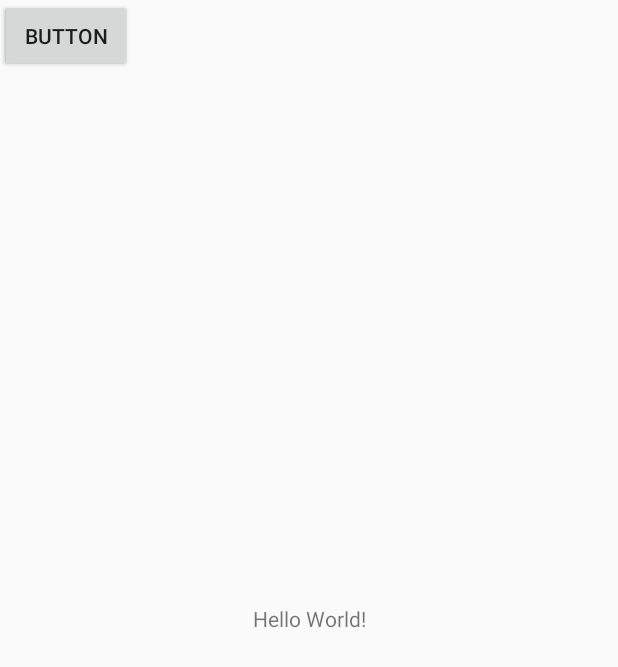
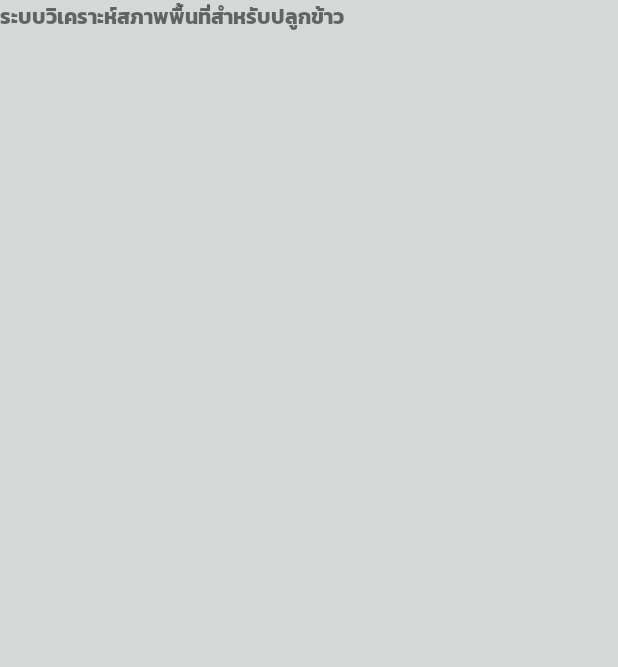
Before and after one commit to LionPK/DemoRice, an Android app: the MainActivity screen opened directly, with no data from a screen before it, on a phone screen of 412 x 824 dp. Shown: the top 667 px of the screen. Run offline under Robolectric (Android 15) with nearby library versions, the phone set to English and light mode, and no system bars.

Commit message:
update main

```diff
--- a/app/src/main/res/layout/activity_main.xml
+++ b/app/src/main/res/layout/activity_main.xml
@@ -4,30 +4,16 @@
     xmlns:tools="http://schemas.android.com/tools"
     android:layout_width="match_parent"
     android:layout_height="match_parent"
+    android:background="?android:attr/colorButtonNormal"
     tools:context=".MainActivity">
 
+
     <TextView
+        android:id="@+id/textView"
         android:layout_width="wrap_content"
         android:layout_height="wrap_content"
-        android:text="Hello World!"
-        app:layout_constraintBottom_toBottomOf="parent"
-        app:layout_constraintLeft_toLeftOf="parent"
-        app:layout_constraintRight_toRightOf="parent"
-        app:layout_constraintTop_toTopOf="parent" />
-
-    <Button
-        android:id="@+id/btnLogin"
-        android:layout_width="wrap_content"
-        android:layout_height="wrap_content"
-        android:text="Button"/>
-
-    <Button
-        android:id="@+id/test"
-        android:layout_width="wrap_content"
-        android:layout_height="wrap_content"
-        android:text="Button"
-        tools:layout_editor_absoluteX="120dp"
-        tools:layout_editor_absoluteY="0dp" />
-
-
+        android:fontFamily="@font/kanit_bold"
+        android:text="ระบบวิเคราะห์สภาพพื้นที่สำหรับปลูกข้าว"
+        tools:layout_editor_absoluteX="74dp"
+        tools:layout_editor_absoluteY="47dp" />
 </android.support.constraint.ConstraintLayout>
```
Also changed, not shown: app/src/main/res/font/kanit_bold.ttf (added).
